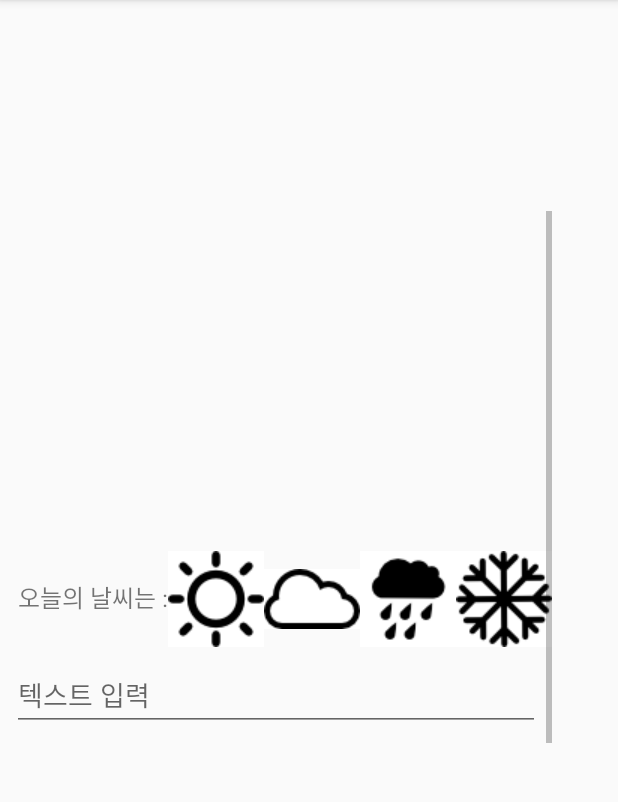
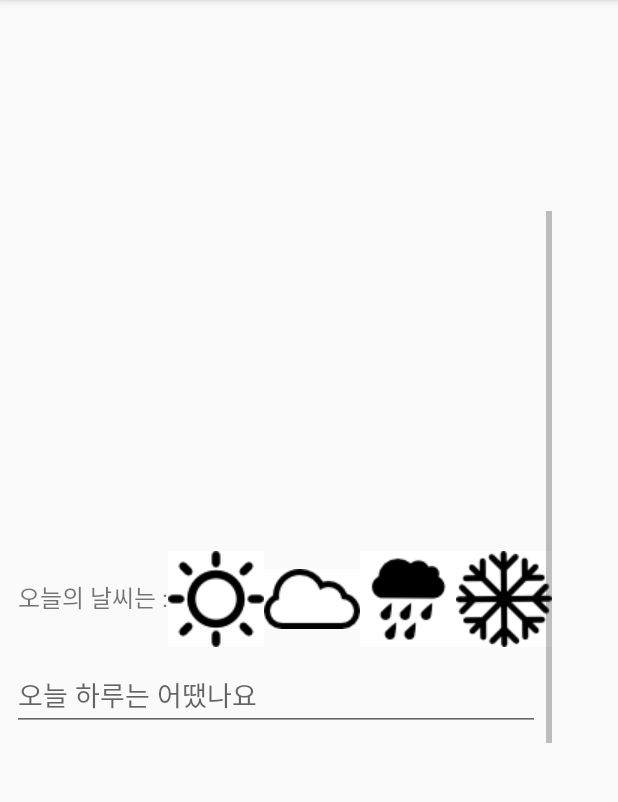
Before and after one commit to abcde5555/ProjectMaliys, an Android app: the DiaryPage_S screen opened directly, with no data from a screen before it, scrolled down 196 dp, on a phone screen of 412 x 824 dp, the part 84-886 px from its top. Run offline under Robolectric (Android 15) with nearby library versions, the phone set to English and light mode, and no system bars.

Commit message:
v3.16.48 준형 - 일기 페이지 화면 구성 추가 및 변경

```diff
--- a/app/src/main/res/layout/activity_diary_page__s.xml
+++ b/app/src/main/res/layout/activity_diary_page__s.xml
@@ -5,7 +5,8 @@
     xmlns:tools="http://schemas.android.com/tools"
     android:id="@+id/detail_content"
     android:layout_width="match_parent"
-    android:layout_height="match_parent">
+    android:layout_height="match_parent"
+    android:fitsSystemWindows="true">
 
     <ScrollView
         android:layout_width="368dp"
@@ -83,7 +84,7 @@
                 android:layout_width="match_parent"
                 android:layout_height="wrap_content"
                 android:layout_margin="8dp"
-                android:hint="텍스트 입력"
+                android:hint="오늘 하루는 어땠나요"
                 android:gravity="top"
                 android:inputType="text"
                 android:lines="10"
```
